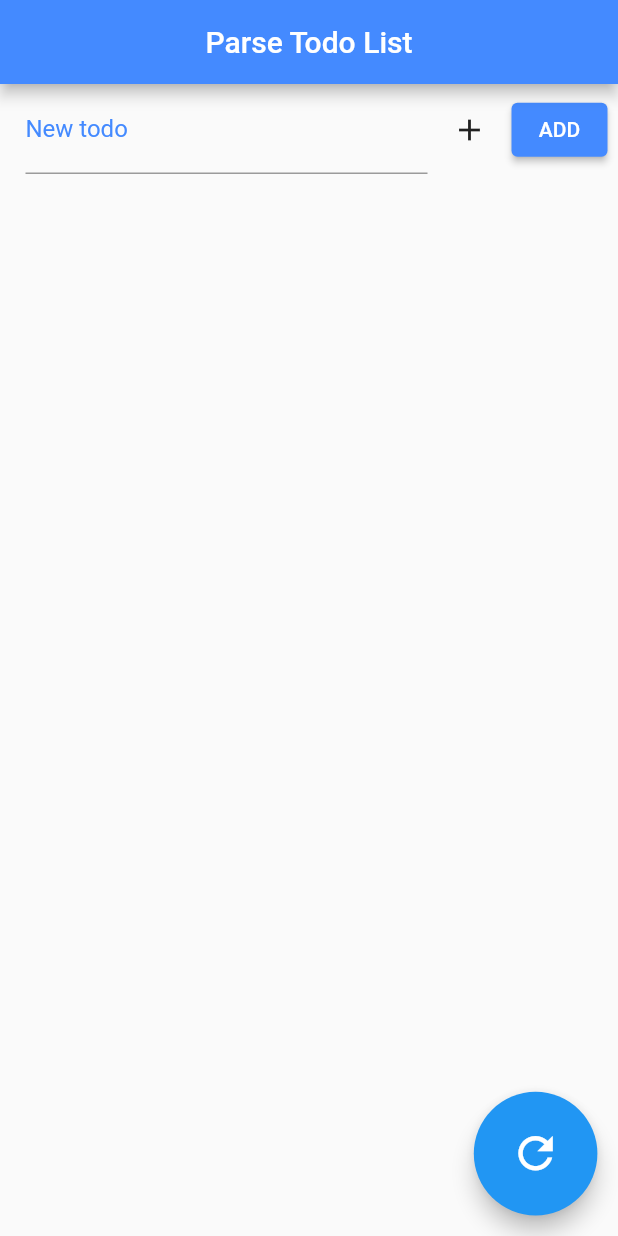
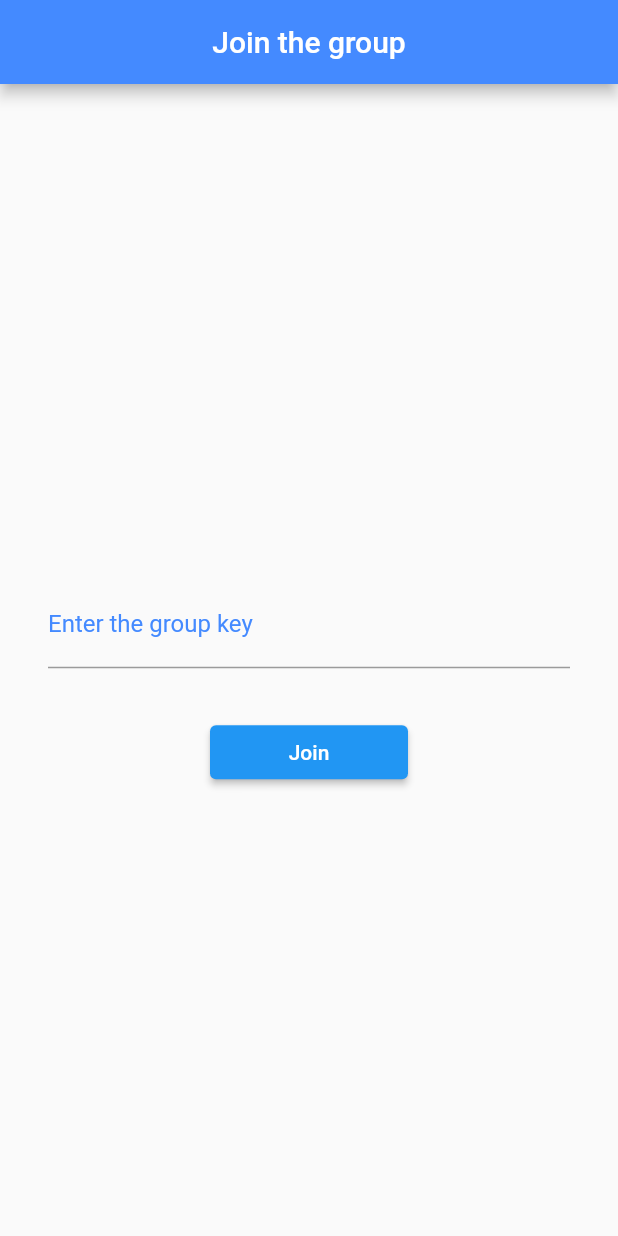
Before and after one commit to arsepav/Back4appProject, a Flutter app: the screen it shows after launch, on a phone screen of 412 x 824 dp. Run offline on Flutter 3.47's test engine with Material 2 defaults, Android fonts, the phone set to English and light mode, and no system bars; our stand-ins replace parse_server_sdk_flutter.

Commit message:
Added new screen to signing in the group groupKeys.dart contains string variable with group key and function to check group key

```diff
--- /dev/null
+++ b/lib/groupKeys.dart
@@ -0,0 +1,6 @@
+
+String groupKey = 'sample';
+
+bool chekGroupKey(String key){
+  return key.length > 5;
+}
--- a/lib/main.dart
+++ b/lib/main.dart
@@ -1,21 +1,24 @@
 import 'dart:async';
 import 'package:back4apptest/emojiChoosing.dart';
+import 'package:back4apptest/signinscreen.dart';
 
 import 'keys.dart';
 
 import 'package:flutter/material.dart';
 import 'package:parse_server_sdk_flutter/parse_server_sdk_flutter.dart';
 
+import 'groupKeys.dart';
+
 void main() async {
   WidgetsFlutterBinding.ensureInitialized();
 
-  final keyParseServerUrl = 'https://parseapi.back4app.com';
+
 
   await Parse().initialize(keyApplicationId, keyParseServerUrl,
       clientKey: keyClientKey, debug: true);
 
   runApp(MaterialApp(
-    home: Home(),
+    home: SignIn(),
   ));
 }
 
@@ -230,14 +233,14 @@ class _HomeState extends State<Home> {
   }
 
   Future<void> saveTodo(String title, int emojiState) async {
-    final todo = ParseObject('Todo')
+    final todo = ParseObject(groupKey)
       ..set('title', title)..set('done', false)..set('emoji', emojiState);
     await todo.save();
   }
 
   Future<List<ParseObject>> getTodo() async {
     QueryBuilder<ParseObject> queryTodo =
-    QueryBuilder<ParseObject>(ParseObject('Todo'));
+    QueryBuilder<ParseObject>(ParseObject(groupKey));
     final ParseResponse apiResponse = await queryTodo.query();
 
     if (apiResponse.success && apiResponse.results != null) {
@@ -248,14 +251,14 @@ class _HomeState extends State<Home> {
   }
 
   Future<void> updateTodo(String id, bool done) async {
-    var todo = ParseObject('Todo')
+    var todo = ParseObject(groupKey)
       ..objectId = id
       ..set('done', done);
     await todo.save();
   }
 
   Future<void> deleteTodo(String id) async {
-    var todo = ParseObject('Todo')
+    var todo = ParseObject(groupKey)
       ..objectId = id;
     await todo.delete();
   }
--- /dev/null
+++ b/lib/signinscreen.dart
@@ -0,0 +1,79 @@
+import 'package:flutter/cupertino.dart';
+import 'package:flutter/material.dart';
+import 'groupKeys.dart';
+import 'main.dart';
+
+class SignIn extends StatefulWidget {
+  @override
+  _SignInState createState() => _SignInState();
+}
+
+class _SignInState extends State<SignIn> {
+  final keyController = TextEditingController();
+  int keyError = 0;
+
+  @override
+  Widget build(BuildContext context) {
+    return Scaffold(
+      appBar: AppBar(
+        title: Text("Join the group"),
+        backgroundColor: Colors.blueAccent,
+        centerTitle: true,
+      ),
+      body: Center(
+        child: Column(
+          mainAxisSize: MainAxisSize.min,
+          children: [
+            Padding(
+              padding: const EdgeInsets.all(32.0),
+              child: TextField(
+                autocorrect: true,
+                textCapitalization: TextCapitalization.sentences,
+                controller: keyController,
+                decoration: InputDecoration(
+                    labelText: "Enter the group key",
+                    labelStyle: TextStyle(color: Colors.blueAccent)),
+              ),
+            ),
+            Builder(builder: (context) {
+              return ElevatedButton(
+                style: ElevatedButton.styleFrom(),
+                onPressed: () {
+                  if (chekGroupKey(keyController.text)) {
+                    Navigator.push(
+                      context,
+                      MaterialPageRoute(
+                        builder: (_) => Home(),
+                      ),
+                    );
+                    setState(() {
+                      keyError = 0;
+                    });
+
+                    groupKey = keyController.text;
+                    keyController.clear();
+                  } else {
+                    setState(() {
+                      keyError = 1;
+                    });
+                  }
+                },
+                child: SizedBox(
+                    width: 100, height: 30, child: Center(child: Text("Join"))),
+              );
+            }),
+            keyError != 0
+                ? Text(
+                    "Enter the correct key",
+                    style: TextStyle(
+                        fontSize: 20,
+                        color: Colors.red,
+                        fontWeight: FontWeight.w700),
+                  )
+                : Container(),
+          ],
+        ),
+      ),
+    );
+  }
+}
```
